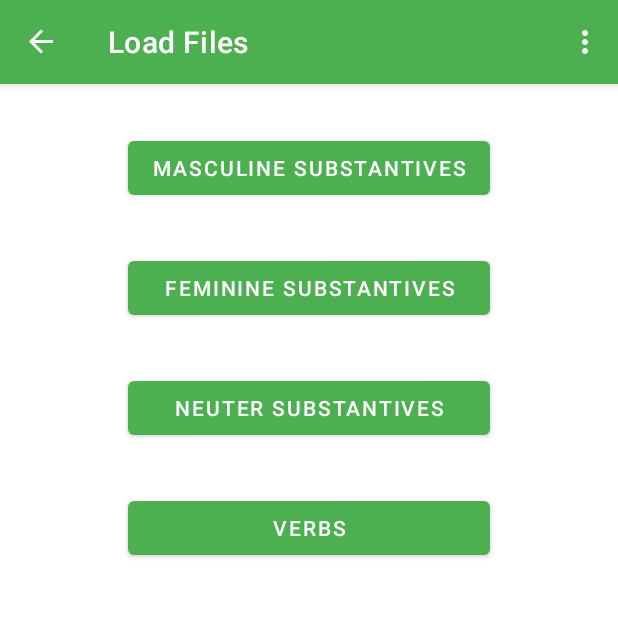
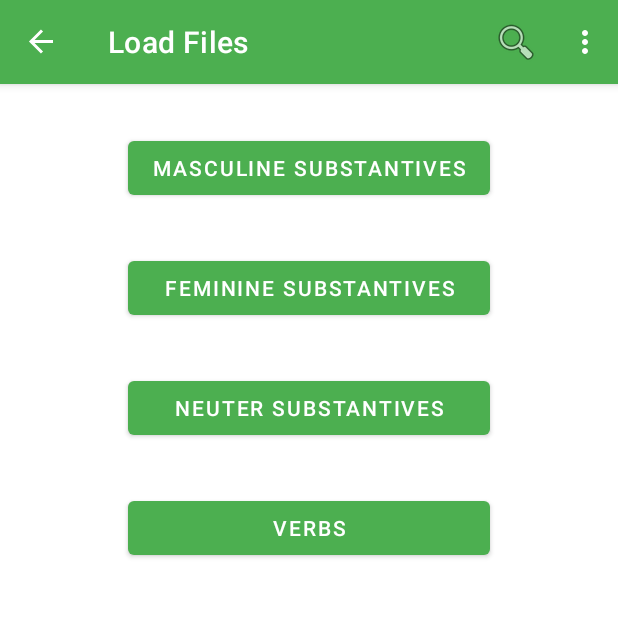
Before and after one commit to fdgc7/MGV, an Android app: the screen it shows after launch (MainActivity), after a tap on an icon or button, on a phone screen of 412 x 824 dp, the top half of it. Run offline under Robolectric (Android 15) with nearby library versions, the light colour scheme and no system bars; our stand-ins replace navigation-ui.

Commit message:
Search in menu and released v2.7.1

```diff
--- a/app/build.gradle
+++ b/app/build.gradle
@@ -10,8 +10,8 @@ android {
         applicationId "com.fdanielgarcia.mygermanvocabulary"
         minSdk 28
         targetSdk 30
-        versionCode 23
-        versionName "2.6.2"
+        versionCode 25
+        versionName "2.7.1"
 
         testInstrumentationRunner "androidx.test.runner.AndroidJUnitRunner"
     }
--- a/app/src/main/java/com/fdanielgarcia/mygermanvocabulary/presentation/DefaultFragment.kt
+++ b/app/src/main/java/com/fdanielgarcia/mygermanvocabulary/presentation/DefaultFragment.kt
@@ -40,7 +40,7 @@ class DefaultFragment : Fragment() {
         }
 
         binding.buttonSearch.setOnClickListener {
-            findNavController().navigate(R.id.action_DefaultFragment_to_SearchFragment)
+            findNavController().navigate(R.id.action_All_to_SearchFragment)
         }
     }
 
--- a/app/src/main/java/com/fdanielgarcia/mygermanvocabulary/presentation/MainActivity.kt
+++ b/app/src/main/java/com/fdanielgarcia/mygermanvocabulary/presentation/MainActivity.kt
@@ -6,7 +6,6 @@
 import android.view.MenuItem
 import android.view.View
 import androidx.appcompat.app.AlertDialog
-import androidx.appcompat.app.AppCompatActivity
 import androidx.navigation.findNavController
 import androidx.navigation.ui.AppBarConfiguration
 import androidx.navigation.ui.navigateUp
@@ -56,6 +55,10 @@
         // automatically handle clicks on the Home/Up button, so long
         // as you specify a parent activity in AndroidManifest.xml.
         return when (item.itemId) {
+            R.id.action_search -> {
+                findNavController(R.id.nav_host_fragment_content_main).navigate(R.id.action_All_to_SearchFragment)
+                true
+            }
             R.id.action_german_pronouns -> {
                 val i = Intent(this, ShowGermanPronounsActivity::class.java)
                 startActivity(i)
--- a/app/src/main/java/com/fdanielgarcia/mygermanvocabulary/presentation/SettingsFragment.kt
+++ b/app/src/main/java/com/fdanielgarcia/mygermanvocabulary/presentation/SettingsFragment.kt
@@ -25,8 +25,10 @@ class SettingsFragment : PreferenceFragmentCompat() {
     }
 
     override fun onPrepareOptionsMenu(menu: Menu) {
+        menu.findItem(R.id.action_search).setVisible(false)
         menu.findItem(R.id.action_german_pronouns).setVisible(false)
         menu.findItem(R.id.action_german_prepositions).setVisible(false)
+        menu.findItem(R.id.action_german_adjectives).setVisible(false)
         menu.findItem(R.id.action_settings).setVisible(false)
         menu.findItem(R.id.action_about).setVisible(false)
         super.onPrepareOptionsMenu(menu)
--- a/app/src/main/res/menu/menu_main.xml
+++ b/app/src/main/res/menu/menu_main.xml
@@ -2,6 +2,12 @@
     xmlns:app="http://schemas.android.com/apk/res-auto"
     xmlns:tools="http://schemas.android.com/tools"
     tools:context="com.fdanielgarcia.mygermanvocabulary.presentation.MainActivity">
+    <item
+        android:id="@+id/action_search"
+        android:title="@string/action_search"
+        android:icon="@android:drawable/ic_menu_search"
+        android:orderInCategory="20"
+        app:showAsAction="always" />
     <item
         android:id="@+id/action_german_pronouns"
         android:title="@string/action_german_pronouns"
@@ -13,6 +19,12 @@
         android:title="@string/action_german_prepositions"
         android:icon="@android:drawable/ic_menu_gallery"
         android:orderInCategory="70"
+        app:showAsAction="never" />
+    <item
+        android:id="@+id/action_german_adjectives"
+        android:title="@string/action_german_adjectives"
+        android:icon="@android:drawable/ic_menu_gallery"
+        android:orderInCategory="80"
         app:showAsAction="never" />
     <item
         android:id="@+id/action_settings"
--- a/app/src/main/res/navigation/nav_graph.xml
+++ b/app/src/main/res/navigation/nav_graph.xml
@@ -19,7 +19,7 @@
             app:destination="@id/TestVocabularyFragment" />
 
         <action
-            android:id="@+id/action_DefaultFragment_to_SearchFragment"
+            android:id="@+id/action_All_to_SearchFragment"
             app:destination="@id/SearchFragment" />
 
         <action
@@ -36,6 +36,10 @@
         <action
             android:id="@+id/action_LoadFilesFragment_to_DefaultFragment"
             app:destination="@id/DefaultFragment" />
+
+        <action
+            android:id="@+id/action_All_to_SearchFragment"
+            app:destination="@id/SearchFragment" />
 
         <action
             android:id="@+id/action_All_to_SettingsFragment"
@@ -65,6 +69,10 @@
             app:destination="@id/DefaultFragment" />
 
         <action
+            android:id="@+id/action_All_to_SearchFragment"
+            app:destination="@id/SearchFragment" />
+
+        <action
             android:id="@+id/action_All_to_SettingsFragment"
             app:destination="@id/SettingsFragment" />
     </fragment>
@@ -78,6 +86,10 @@
         <action
             android:id="@+id/action_ShowSubstantiveFragment_to_TestVocabularyFragment"
             app:destination="@id/TestVocabularyFragment" />
+
+        <action
+            android:id="@+id/action_All_to_SearchFragment"
+            app:destination="@id/SearchFragment" />
 
         <action
             android:id="@+id/action_All_to_SettingsFragment"
@@ -95,6 +107,10 @@
             app:destination="@id/TestVocabularyFragment" />
 
         <action
+            android:id="@+id/action_All_to_SearchFragment"
+            app:destination="@id/SearchFragment" />
+
+        <action
             android:id="@+id/action_All_to_SettingsFragment"
             app:destination="@id/SettingsFragment" />
     </fragment>
@@ -110,6 +126,10 @@
             app:destination="@id/TestVocabularyFragment" />
 
         <action
+            android:id="@+id/action_All_to_SearchFragment"
+            app:destination="@id/SearchFragment" />
+
+        <action
             android:id="@+id/action_All_to_SettingsFragment"
             app:destination="@id/SettingsFragment" />
     </fragment>
@@ -119,6 +139,10 @@
         android:name="com.fdanielgarcia.mygermanvocabulary.presentation.SearchFragment"
         android:label="@string/search_fragment_label"
         tools:layout="@layout/fragment_search">
+
+        <action
+            android:id="@+id/action_All_to_SearchFragment"
+            app:destination="@id/SearchFragment" />
 
         <action
             android:id="@+id/action_All_to_SettingsFragment"
@@ -131,6 +155,10 @@
         android:label="@string/settings_fragment_label">
 
         <action
+            android:id="@+id/action_All_to_SearchFragment"
+            app:destination="@id/SearchFragment" />
+
+        <action
             android:id="@+id/action_All_to_SettingsFragment"
             app:destination="@id/SettingsFragment" />
     </fragment>
--- a/app/src/main/res/values/strings.xml
+++ b/app/src/main/res/values/strings.xml
@@ -55,8 +55,10 @@
     <string name="adverb_content_label">Adverb | Meaning</string>
     <string name="conjunction_content_label">Conjunction | Meaning</string>
     <string name="preposition_content_label">Preposition | Meaning</string>
+    <string name="action_search">Search</string>
     <string name="action_german_pronouns">German Pronouns</string>
     <string name="action_german_prepositions">German Prepositions</string>
+    <string name="action_german_adjectives">German Adjectives</string>
     <string name="action_settings">Settings</string>
     <string name="action_about">About</string>
     <string name="settings_language">Language</string>
```
Also changed, not shown: app/src/main/java/com/fdanielgarcia/mygermanvocabulary/presentation/SearchFragment.kt (+11 -0 lines), 2 other files.
